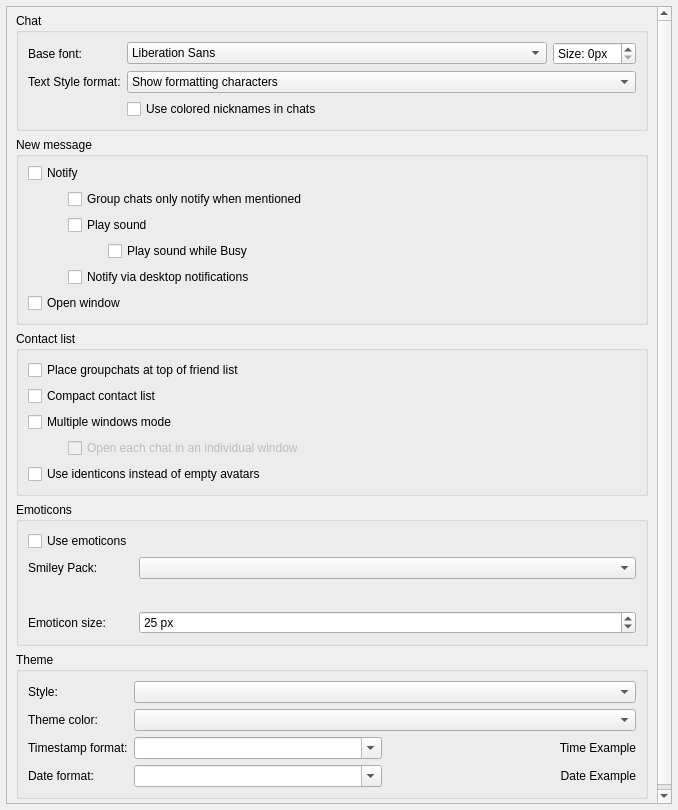
Old version of the form src/widget/form/settings/userinterfacesettings.ui in the repository qTox/qTox.
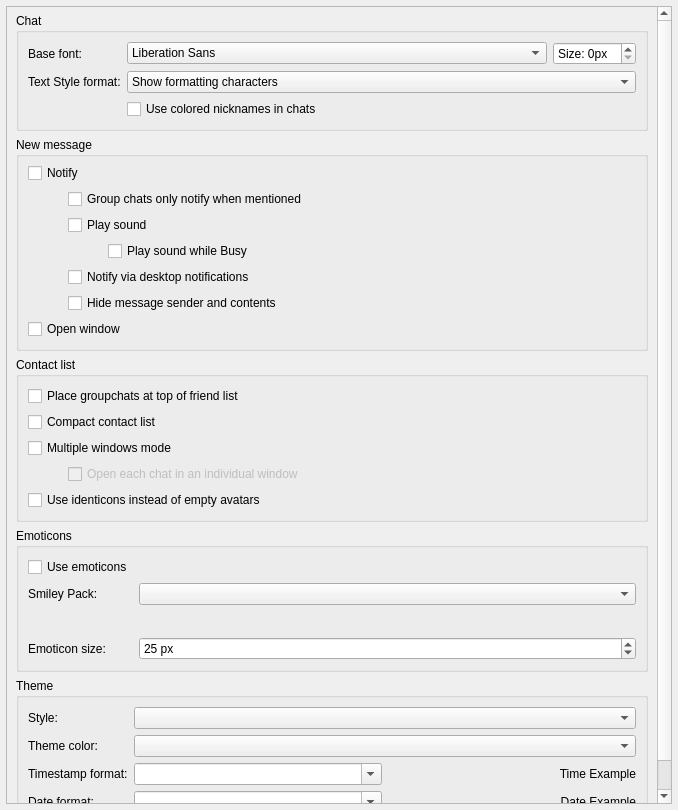
New version of the form. Custom widgets are drawn as their Qt base class.

Commit message: fix(ui): Added option to hide message sender and contents

The edit to the form file:
```diff
--- a/src/widget/form/settings/userinterfacesettings.ui
+++ b/src/widget/form/settings/userinterfacesettings.ui
@@ -40,7 +40,7 @@
         <x>0</x>
         <y>0</y>
         <width>650</width>
-        <height>892</height>
+        <height>950</height>
        </rect>
       </property>
       <layout class="QVBoxLayout" name="verticalLayout_4" stretch="0,0,0,0,0,0">
@@ -221,6 +221,13 @@
               </property>
              </widget>
             </item>
+            <item>
+             <widget class="QCheckBox" name="notifyHide">
+              <property name="text">
+               <string>Hide message sender and contents</string>
+              </property>
+             </widget>
+            </item>
            </layout>
           </item>
           <item>
```
The commit also changes 7 other files.
